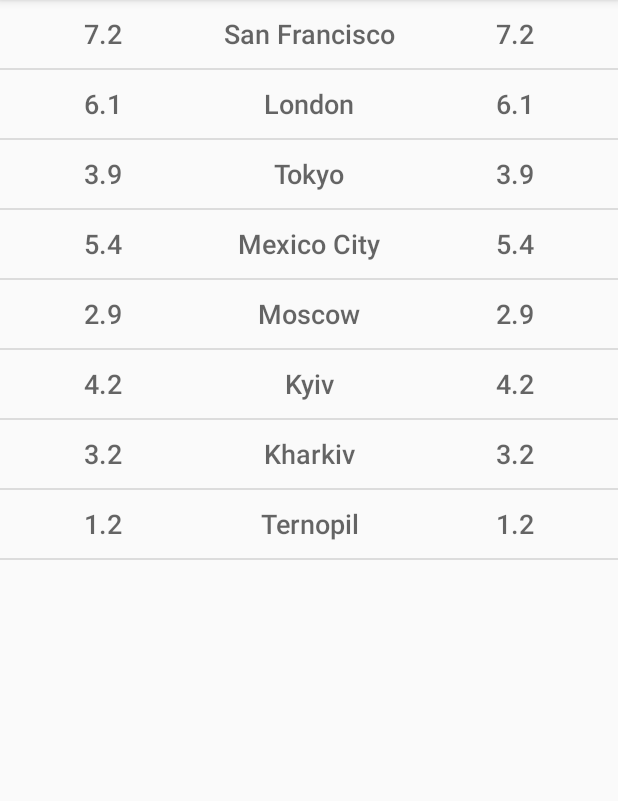
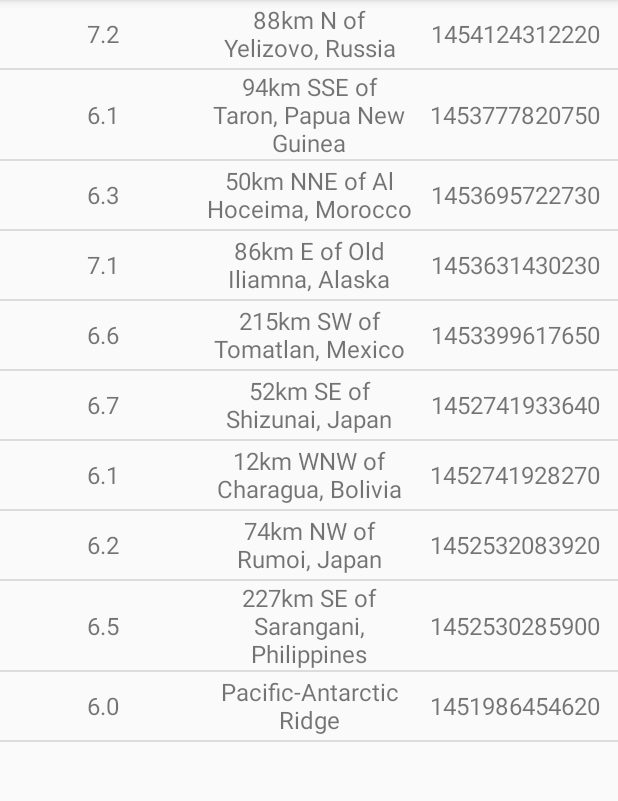
Before and after one commit to Pro-KY/EarhquakeReport, an Android app: the screen it shows after launch (EarthQuakeActivity before the commit, EarthquakeActivity after it), on a phone screen of 412 x 824 dp, the part 84-885 px from its top. Run offline under Robolectric (Android 15) with nearby library versions, the phone set to English and light mode, and no system bars.

Commit message:
1.6 Retrieve data from json string and display it in a ListView

```diff
--- a/app/src/main/AndroidManifest.xml
+++ b/app/src/main/AndroidManifest.xml
@@ -22,7 +22,7 @@
         android:label="@string/app_name"
         android:supportsRtl="true"
         android:theme="@style/AppTheme">
-        <activity android:name=".EarthQuakeActivity">
+        <activity android:name=".EarthquakeActivity">
             <intent-filter>
                 <action android:name="android.intent.action.MAIN" />
                 <category android:name="android.intent.category.LAUNCHER" />
--- a/app/src/main/java/com/example/android/quakereport/EarthQuake.java
+++ b/app/src/main/java/com/example/android/quakereport/Earthquake.java
@@ -1,11 +1,11 @@
 package com.example.android.quakereport;
 
-public class EarthQuake {
+public class Earthquake {
     private String mMagnitude;
     private String mLocation;
     private String mDate;
 
-    public EarthQuake(String magnitude, String city, String date) {
+    public Earthquake(String magnitude, String city, String date) {
         mMagnitude = magnitude;
         mLocation = city;
         mDate = date;
--- a/app/src/main/java/com/example/android/quakereport/EarthQuakeActivity.java
+++ b/app/src/main/java/com/example/android/quakereport/EarthquakeActivity.java
@@ -22,10 +22,10 @@ import android.widget.ListView;
 
 import java.util.ArrayList;
 
-public class EarthQuakeActivity extends AppCompatActivity {
+public class EarthquakeActivity extends AppCompatActivity {
 
-    public static final String LOG_TAG = EarthQuakeActivity.class.getName();
-    ArrayAdapter<EarthQuake> mEarthQuakeAdapter;
+    public static final String LOG_TAG = EarthquakeActivity.class.getName();
+    ArrayAdapter<Earthquake> mEarthQuakeAdapter;
 
     @Override
     protected void onCreate(Bundle savedInstanceState) {
@@ -33,24 +33,15 @@ public class EarthQuakeActivity extends AppCompatActivity {
         setContentView(R.layout.earthquake_activity);
 
         // Create a fake list of earthquake locations.
-        ArrayList<EarthQuake> earthquakes = new ArrayList<>();
-        earthquakes.add(new EarthQuake("7.2", "San Francisco", "Feb 2, 2016"));
-        earthquakes.add(new EarthQuake("6.1", "London", "July 20, 2015"));
-        earthquakes.add(new EarthQuake("3.9", "Tokyo", "Nov 10, 2014"));
-        earthquakes.add(new EarthQuake("5.4", "Mexico City", "May 3, 2014"));
-        earthquakes.add(new EarthQuake("2.9", "Moscow", "Jan 31, 2016"));
-        earthquakes.add(new EarthQuake("4.2", "Kyiv", "Jun 7, 2017"));
-        earthquakes.add(new EarthQuake("3.2", "Kharkiv", "Jan 19, 2015"));
-        earthquakes.add(new EarthQuake("1.2", "Ternopil", "Jul 5, 2016"));
-
+        ArrayList<Earthquake> earthquakes = QueryUtils.extractEarthquakes();
 
         // Find a reference to the {@link ListView} in the layout
         ListView earthquakeListView = (ListView) findViewById(R.id.list);
 
-        // Initialize EarthQuakeAdapter
-        mEarthQuakeAdapter = new EarthQuakeAdapter(this, earthquakes);
+        // Initialize EarthquakeAdapter
+        mEarthQuakeAdapter = new EarthquakeAdapter(this, earthquakes);
 
-        // Set the adapter on the  EarthQuakeActivity ListView
+        // Set the adapter on the  EarthquakeActivity ListView
         // so the list can be populated in the user interface
         earthquakeListView.setAdapter(mEarthQuakeAdapter);
     }
--- a/app/src/main/java/com/example/android/quakereport/EarthQuakeAdapter.java
+++ b/app/src/main/java/com/example/android/quakereport/EarthquakeAdapter.java
@@ -12,9 +12,9 @@ import android.widget.TextView;
 
 import java.util.ArrayList;
 
-public class EarthQuakeAdapter extends ArrayAdapter<EarthQuake> {
+public class EarthquakeAdapter extends ArrayAdapter<Earthquake> {
 
-    public EarthQuakeAdapter(Context context, ArrayList<EarthQuake> quakeData) {
+    public EarthquakeAdapter(Context context, ArrayList<Earthquake> quakeData) {
         super(context, 0, quakeData);
     }
 
@@ -33,19 +33,19 @@ public class EarthQuakeAdapter extends ArrayAdapter<EarthQuake> {
         }
 
         // Get the object located at this position in the list
-        EarthQuake currentEarthQuake = getItem(position);
+        Earthquake currentEarthquake = getItem(position);
 
         // Find the TextView in the list_item.xml layout with the ID magnitude_text_view
         TextView magnitudeTextView = (TextView) listItemView.findViewById(R.id.magnitude_text_view);
-        magnitudeTextView.setText(currentEarthQuake.getMagnitude());
+        magnitudeTextView.setText(currentEarthquake.getMagnitude());
 
         // Find the TextView in the list_item.xml layout with the ID location_text_view
         TextView locationTextView = (TextView) listItemView.findViewById(R.id.location_text_view);
-        locationTextView.setText(currentEarthQuake.getLocation());
+        locationTextView.setText(currentEarthquake.getLocation());
 
         // Find the TextView in the list_item.xml layout with the ID date_text_view
         TextView dateTextView = (TextView) listItemView.findViewById(R.id.date_text_view);
-        dateTextView.setText(currentEarthQuake.getMagnitude());
+        dateTextView.setText(currentEarthquake.getDate());
 
         return listItemView;
     }
--- /dev/null
+++ b/app/src/main/java/com/example/android/quakereport/QueryUtils.java
@@ -0,0 +1,88 @@
+package com.example.android.quakereport;
+
+import android.util.Log;
+
+import org.json.JSONArray;
+import org.json.JSONException;
+import org.json.JSONObject;
+
+import java.util.ArrayList;
+
+public class QueryUtils {
+    /** Sample JSON response for a USGS query */
+    private static final String SAMPLE_JSON_RESPONSE = "{\"type\":\"FeatureCollection\",\"metadata\":{\"generated\":1462295443000,\"url\":\"http://earthquake.usgs.gov/fdsnws/event/1/query?format=geojson&starttime=2016-01-01&endtime=2016-01-31&minmag=6&limit=10\",\"title\":\"USGS Earthquakes\",\"status\":200,\"api\":\"1.5.2\",\"limit\":10,\"offset\":1,\"count\":10},\"features\":[{\"type\":\"Feature\",\"properties\":{\"mag\":7.2,\"place\":\"88km N of Yelizovo, Russia\",\"time\":1454124312220,\"updated\":1460674294040,\"tz\":720,\"url\":\"http://earthquake.usgs.gov/earthquakes/eventpage/us20004vvx\",\"detail\":\"http://earthquake.usgs.gov/fdsnws/event/1/query?eventid=us20004vvx&format=geojson\",\"felt\":2,\"cdi\":3.4,\"mmi\":5.82,\"alert\":\"green\",\"status\":\"reviewed\",\"tsunami\":1,\"sig\":798,\"net\":\"us\",\"code\":\"20004vvx\",\"ids\":\",at00o1qxho,pt16030050,us20004vvx,gcmt20160130032510,\",\"sources\":\",at,pt,us,gcmt,\",\"types\":\",cap,dyfi,finite-fault,general-link,general-text,geoserve,impact-link,impact-text,losspager,moment-tensor,nearby-cities,origin,phase-data,shakemap,tectonic-summary,\",\"nst\":null,\"dmin\":0.958,\"rms\":1.19,\"gap\":17,\"magType\":\"mww\",\"type\":\"earthquake\",\"title\":\"M 7.2 - 88km N of Yelizovo, Russia\"},\"geometry\":{\"type\":\"Point\",\"coordinates\":[158.5463,53.9776,177]},\"id\":\"us20004vvx\"},\n" +
+            "{\"type\":\"Feature\",\"properties\":{\"mag\":6.1,\"place\":\"94km SSE of Taron, Papua New Guinea\",\"time\":1453777820750,\"updated\":1460156775040,\"tz\":600,\"url\":\"http://earthquake.usgs.gov/earthquakes/eventpage/us20004uks\",\"detail\":\"http://earthquake.usgs.gov/fdsnws/event/1/query?eventid=us20004uks&format=geojson\",\"felt\":null,\"cdi\":null,\"mmi\":4.1,\"alert\":\"green\",\"status\":\"reviewed\",\"tsunami\":1,\"sig\":572,\"net\":\"us\",\"code\":\"20004uks\",\"ids\":\",us20004uks,gcmt20160126031023,\",\"sources\":\",us,gcmt,\",\"types\":\",cap,geoserve,losspager,moment-tensor,nearby-cities,origin,phase-data,shakemap,tectonic-summary,\",\"nst\":null,\"dmin\":1.537,\"rms\":0.74,\"gap\":25,\"magType\":\"mww\",\"type\":\"earthquake\",\"title\":\"M 6.1 - 94km SSE of Taron, Papua New Guinea\"},\"geometry\":{\"type\":\"Point\",\"coordinates\":[153.2454,-5.2952,26]},\"id\":\"us20004uks\"},\n" +
+            "{\"type\":\"Feature\",\"properties\":{\"mag\":6.3,\"place\":\"50km NNE of Al Hoceima, Morocco\",\"time\":1453695722730,\"updated\":1460156773040,\"tz\":0,\"url\":\"http://earthquake.usgs.gov/earthquakes/eventpage/us10004gy9\",\"detail\":\"http://earthquake.usgs.gov/fdsnws/event/1/query?eventid=us10004gy9&format=geojson\",\"felt\":117,\"cdi\":7.2,\"mmi\":5.28,\"alert\":\"green\",\"status\":\"reviewed\",\"tsunami\":0,\"sig\":695,\"net\":\"us\",\"code\":\"10004gy9\",\"ids\":\",us10004gy9,gcmt20160125042203,\",\"sources\":\",us,gcmt,\",\"types\":\",cap,dyfi,geoserve,impact-text,losspager,moment-tensor,nearby-cities,origin,phase-data,shakemap,tectonic-summary,\",\"nst\":null,\"dmin\":2.201,\"rms\":0.92,\"gap\":20,\"magType\":\"mww\",\"type\":\"earthquake\",\"title\":\"M 6.3 - 50km NNE of Al Hoceima, Morocco\"},\"geometry\":{\"type\":\"Point\",\"coordinates\":[-3.6818,35.6493,12]},\"id\":\"us10004gy9\"},\n" +
+            "{\"type\":\"Feature\",\"properties\":{\"mag\":7.1,\"place\":\"86km E of Old Iliamna, Alaska\",\"time\":1453631430230,\"updated\":1460156770040,\"tz\":-540,\"url\":\"http://earthquake.usgs.gov/earthquakes/eventpage/us10004gqp\",\"detail\":\"http://earthquake.usgs.gov/fdsnws/event/1/query?eventid=us10004gqp&format=geojson\",\"felt\":1816,\"cdi\":7.2,\"mmi\":6.6,\"alert\":\"green\",\"status\":\"reviewed\",\"tsunami\":1,\"sig\":1496,\"net\":\"us\",\"code\":\"10004gqp\",\"ids\":\",at00o1gd6r,us10004gqp,ak12496371,gcmt20160124103030,\",\"sources\":\",at,us,ak,gcmt,\",\"types\":\",cap,dyfi,finite-fault,general-link,general-text,geoserve,impact-link,impact-text,losspager,moment-tensor,nearby-cities,origin,phase-data,shakemap,tectonic-summary,trump-origin,\",\"nst\":null,\"dmin\":0.72,\"rms\":2.11,\"gap\":19,\"magType\":\"mww\",\"type\":\"earthquake\",\"title\":\"M 7.1 - 86km E of Old Iliamna, Alaska\"},\"geometry\":{\"type\":\"Point\",\"coordinates\":[-153.4051,59.6363,129]},\"id\":\"us10004gqp\"},\n" +
+            "{\"type\":\"Feature\",\"properties\":{\"mag\":6.6,\"place\":\"215km SW of Tomatlan, Mexico\",\"time\":1453399617650,\"updated\":1459963829040,\"tz\":-420,\"url\":\"http://earthquake.usgs.gov/earthquakes/eventpage/us10004g4l\",\"detail\":\"http://earthquake.usgs.gov/fdsnws/event/1/query?eventid=us10004g4l&format=geojson\",\"felt\":11,\"cdi\":2.7,\"mmi\":3.92,\"alert\":\"green\",\"status\":\"reviewed\",\"tsunami\":1,\"sig\":673,\"net\":\"us\",\"code\":\"10004g4l\",\"ids\":\",at00o1bebo,pt16021050,us10004g4l,gcmt20160121180659,\",\"sources\":\",at,pt,us,gcmt,\",\"types\":\",cap,dyfi,geoserve,impact-link,impact-text,losspager,moment-tensor,nearby-cities,origin,phase-data,shakemap,tectonic-summary,\",\"nst\":null,\"dmin\":2.413,\"rms\":0.98,\"gap\":74,\"magType\":\"mww\",\"type\":\"earthquake\",\"title\":\"M 6.6 - 215km SW of Tomatlan, Mexico\"},\"geometry\":{\"type\":\"Point\",\"coordinates\":[-106.9337,18.8239,10]},\"id\":\"us10004g4l\"},\n" +
+            "{\"type\":\"Feature\",\"properties\":{\"mag\":6.7,\"place\":\"52km SE of Shizunai, Japan\",\"time\":1452741933640,\"updated\":1459304879040,\"tz\":540,\"url\":\"http://earthquake.usgs.gov/earthquakes/eventpage/us10004ebx\",\"detail\":\"http://earthquake.usgs.gov/fdsnws/event/1/query?eventid=us10004ebx&format=geojson\",\"felt\":51,\"cdi\":5.8,\"mmi\":6.45,\"alert\":\"green\",\"status\":\"reviewed\",\"tsunami\":1,\"sig\":720,\"net\":\"us\",\"code\":\"10004ebx\",\"ids\":\",us10004ebx,pt16014050,at00o0xauk,gcmt20160114032534,\",\"sources\":\",us,pt,at,gcmt,\",\"types\":\",associate,cap,dyfi,geoserve,impact-link,impact-text,losspager,moment-tensor,nearby-cities,origin,phase-data,shakemap,\",\"nst\":null,\"dmin\":0.281,\"rms\":0.98,\"gap\":22,\"magType\":\"mww\",\"type\":\"earthquake\",\"title\":\"M 6.7 - 52km SE of Shizunai, Japan\"},\"geometry\":{\"type\":\"Point\",\"coordinates\":[142.781,41.9723,46]},\"id\":\"us10004ebx\"},\n" +
+            "{\"type\":\"Feature\",\"properties\":{\"mag\":6.1,\"place\":\"12km WNW of Charagua, Bolivia\",\"time\":1452741928270,\"updated\":1459304879040,\"tz\":-240,\"url\":\"http://earthquake.usgs.gov/earthquakes/eventpage/us10004ebw\",\"detail\":\"http://earthquake.usgs.gov/fdsnws/event/1/query?eventid=us10004ebw&format=geojson\",\"felt\":3,\"cdi\":2.2,\"mmi\":2.21,\"alert\":\"green\",\"status\":\"reviewed\",\"tsunami\":0,\"sig\":573,\"net\":\"us\",\"code\":\"10004ebw\",\"ids\":\",us10004ebw,gcmt20160114032528,\",\"sources\":\",us,gcmt,\",\"types\":\",cap,dyfi,geoserve,impact-text,losspager,moment-tensor,nearby-cities,origin,phase-data,shakemap,tectonic-summary,\",\"nst\":null,\"dmin\":5.492,\"rms\":1.04,\"gap\":16,\"magType\":\"mww\",\"type\":\"earthquake\",\"title\":\"M 6.1 - 12km WNW of Charagua, Bolivia\"},\"geometry\":{\"type\":\"Point\",\"coordinates\":[-63.3288,-19.7597,582.56]},\"id\":\"us10004ebw\"},\n" +
+            "{\"type\":\"Feature\",\"properties\":{\"mag\":6.2,\"place\":\"74km NW of Rumoi, Japan\",\"time\":1452532083920,\"updated\":1459304875040,\"tz\":540,\"url\":\"http://earthquake.usgs.gov/earthquakes/eventpage/us10004djn\",\"detail\":\"http://earthquake.usgs.gov/fdsnws/event/1/query?eventid=us10004djn&format=geojson\",\"felt\":8,\"cdi\":3.4,\"mmi\":3.74,\"alert\":\"green\",\"status\":\"reviewed\",\"tsunami\":0,\"sig\":594,\"net\":\"us\",\"code\":\"10004djn\",\"ids\":\",us10004djn,gcmt20160111170803,\",\"sources\":\",us,gcmt,\",\"types\":\",cap,dyfi,geoserve,impact-text,losspager,moment-tensor,nearby-cities,origin,phase-data,shakemap,tectonic-summary,\",\"nst\":null,\"dmin\":1.139,\"rms\":0.96,\"gap\":33,\"magType\":\"mww\",\"type\":\"earthquake\",\"title\":\"M 6.2 - 74km NW of Rumoi, Japan\"},\"geometry\":{\"type\":\"Point\",\"coordinates\":[141.0867,44.4761,238.81]},\"id\":\"us10004djn\"},\n" +
+            "{\"type\":\"Feature\",\"properties\":{\"mag\":6.5,\"place\":\"227km SE of Sarangani, Philippines\",\"time\":1452530285900,\"updated\":1459304874040,\"tz\":480,\"url\":\"http://earthquake.usgs.gov/earthquakes/eventpage/us10004dj5\",\"detail\":\"http://earthquake.usgs.gov/fdsnws/event/1/query?eventid=us10004dj5&format=geojson\",\"felt\":1,\"cdi\":2.7,\"mmi\":7.5,\"alert\":\"green\",\"status\":\"reviewed\",\"tsunami\":1,\"sig\":650,\"net\":\"us\",\"code\":\"10004dj5\",\"ids\":\",at00o0srjp,pt16011050,us10004dj5,gcmt20160111163807,\",\"sources\":\",at,pt,us,gcmt,\",\"types\":\",cap,dyfi,geoserve,impact-link,impact-text,losspager,moment-tensor,nearby-cities,origin,phase-data,shakemap,tectonic-summary,\",\"nst\":null,\"dmin\":3.144,\"rms\":0.72,\"gap\":22,\"magType\":\"mww\",\"type\":\"earthquake\",\"title\":\"M 6.5 - 227km SE of Sarangani, Philippines\"},\"geometry\":{\"type\":\"Point\",\"coordinates\":[126.8621,3.8965,13]},\"id\":\"us10004dj5\"},\n" +
+            "{\"type\":\"Feature\",\"properties\":{\"mag\":6,\"place\":\"Pacific-Antarctic Ridge\",\"time\":1451986454620,\"updated\":1459202978040,\"tz\":-540,\"url\":\"http://earthquake.usgs.gov/earthquakes/eventpage/us10004bgk\",\"detail\":\"http://earthquake.usgs.gov/fdsnws/event/1/query?eventid=us10004bgk&format=geojson\",\"felt\":0,\"cdi\":1,\"mmi\":0,\"alert\":\"green\",\"status\":\"reviewed\",\"tsunami\":0,\"sig\":554,\"net\":\"us\",\"code\":\"10004bgk\",\"ids\":\",us10004bgk,gcmt20160105093415,\",\"sources\":\",us,gcmt,\",\"types\":\",cap,dyfi,geoserve,losspager,moment-tensor,nearby-cities,origin,phase-data,shakemap,\",\"nst\":null,\"dmin\":30.75,\"rms\":0.67,\"gap\":71,\"magType\":\"mww\",\"type\":\"earthquake\",\"title\":\"M 6.0 - Pacific-Antarctic Ridge\"},\"geometry\":{\"type\":\"Point\",\"coordinates\":[-136.2603,-54.2906,10]},\"id\":\"us10004bgk\"}],\"bbox\":[-153.4051,-54.2906,10,158.5463,59.6363,582.56]}";
+
+    private QueryUtils() {}
+
+    public static ArrayList<Earthquake> extractEarthquakes() {
+
+        // Create an empty ArrayList that we can start adding earthquakes to
+        ArrayList<Earthquake> earthquakes = new ArrayList<>();
+
+        final String FEATURES = "features";
+        final String PROPERTIES = "properties";
+        final String MAGNITUDE = "mag";
+        final String LOCATION = "place";
+        final String TIME = "time";
+
+        Double magnitude;
+        String location;
+        Long time;
+
+        // Try to parse the SAMPLE_JSON_RESPONSE. If there's a problem with the way the JSON
+        // is formatted, a JSONException exception object will be thrown.
+        // Catch the exception so the app doesn't crash, and print the error message to the logs.
+        try {
+
+            // build up a list of Earthquake objects with the corresponding data.
+            // get the root json object
+            JSONObject rootObject = new JSONObject(SAMPLE_JSON_RESPONSE);
+
+            // get number of json objects in the json features array
+            // get json array "features"
+            JSONArray featuresArray = rootObject.getJSONArray(FEATURES);
+
+            for(int i=0; i<featuresArray.length(); i++) {
+                // get i-th object from the array
+                JSONObject featuresArrayObject = featuresArray.getJSONObject(i);
+                // get json "properties" object from featuresArray elements
+                JSONObject propertiesObject = featuresArrayObject.getJSONObject(PROPERTIES);
+
+                // get magnitude value from the object
+                magnitude = propertiesObject.getDouble(MAGNITUDE);
+                // get location value from the object
+                location = propertiesObject.getString(LOCATION);
+                // get data value from the object
+                time = propertiesObject.getLong(TIME);
+
+                // String representation of the earthquake values
+                String magnitudeStr = String.valueOf(magnitude);
+                Log.d("magnitudeStr", magnitudeStr);
+                String timeStr = String.valueOf(time);
+                Log.d("timeStr", timeStr);
+                Log.d("location", location);
+
+                // add retrieved data from the json to earthquakes arrayList
+                earthquakes.add(new Earthquake(magnitudeStr, location, timeStr));
+            }
+        } catch (JSONException e) {
+            // If an error is thrown when executing any of the above statements in the "try" block,
+            // catch the exception here, so the app doesn't crash. Print a log message
+            // with the message from the exception.
+            Log.e("QueryUtils", "Problem parsing the earthquake JSON results", e);
+        }
+
+        // Return the list of earthquakes
+        return earthquakes;
+    }
+
+}
--- a/app/src/main/res/layout/list_item.xml
+++ b/app/src/main/res/layout/list_item.xml
@@ -10,7 +10,7 @@
         android:id="@+id/magnitude_text_view"
         android:layout_height="match_parent"
         android:layout_width="0dp"
-        android:textAppearance="@android:style/TextAppearance.DeviceDefault.Medium"
+        android:textSize="16sp"
         android:gravity="center"
         android:layout_weight="1"/>
 
@@ -18,7 +18,7 @@
         android:id="@+id/location_text_view"
         android:layout_height="match_parent"
         android:layout_width="0dp"
-        android:textAppearance="@android:style/TextAppearance.DeviceDefault.Medium"
+        android:textSize="16sp"
         android:gravity="center"
         android:layout_weight="1"/>
 
@@ -26,7 +26,7 @@
         android:id="@+id/date_text_view"
         android:layout_height="match_parent"
         android:layout_width="0dp"
-        android:textAppearance="@android:style/TextAppearance.DeviceDefault.Medium"
+        android:textSize="16sp"
         android:gravity="center"
         android:layout_weight="1"/>
 </LinearLayout>
```
